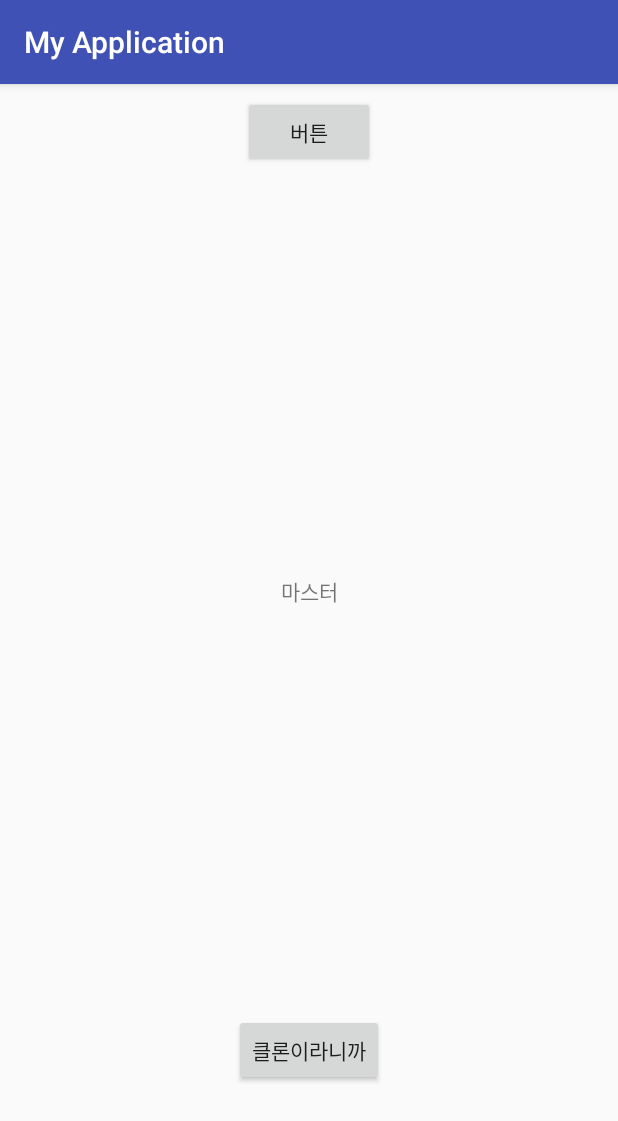
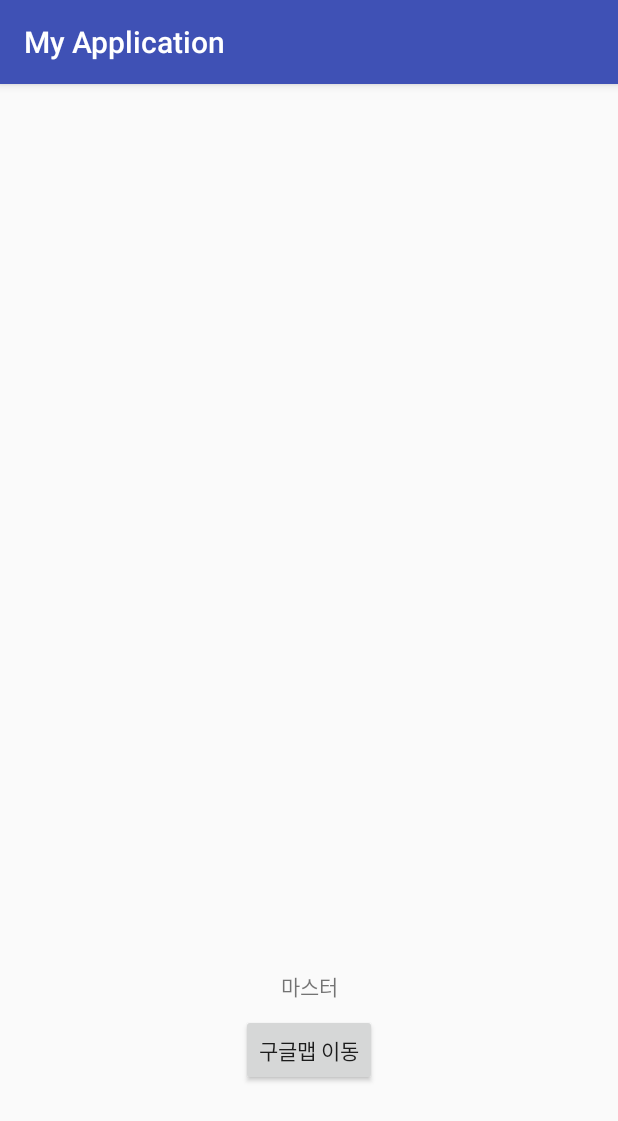
Before and after one commit to bishop130/practice, an Android app: the screen it shows after launch (MainActivity), on a phone screen of 412 x 824 dp. Shown: the top 1121 px of the screen. Run offline under Robolectric (Android 15) with nearby library versions, the phone set to English and light mode, and no system bars.

Commit message:
구글 지도 작동 확인

```diff
--- a/app/src/main/AndroidManifest.xml
+++ b/app/src/main/AndroidManifest.xml
@@ -9,10 +9,9 @@
         android:roundIcon="@mipmap/ic_launcher_round"
         android:supportsRtl="true"
         android:theme="@style/AppTheme">
-
         <meta-data
             android:name="com.google.android.geo.API_KEY"
-            android:value="AIzaSyCPVeX6g7uWKodB7G5bI9-iQKdhCi0y7UY"/>
+            android:value="AIzaSyCPVeX6g7uWKodB7G5bI9-iQKdhCi0y7UY" />
 
         <activity android:name=".MainActivity">
             <intent-filter>
@@ -21,6 +20,7 @@
                 <category android:name="android.intent.category.LAUNCHER" />
             </intent-filter>
         </activity>
+        <activity android:name=".GoogleMapActivity"></activity>
     </application>
 
 </manifest>
--- a/app/src/main/java/com/example/lj/myapplication/MainActivity.java
+++ b/app/src/main/java/com/example/lj/myapplication/MainActivity.java
@@ -1,13 +1,28 @@
 package com.example.lj.myapplication;
 
+import android.content.Intent;
+import android.os.Bundle;
 import android.support.v7.app.AppCompatActivity;
-import android.os.Bundle;
+import android.view.View;
+import android.widget.Button;
 
 public class MainActivity extends AppCompatActivity {
+
+
 
     @Override
     protected void onCreate(Bundle savedInstanceState) {
         super.onCreate(savedInstanceState);
         setContentView(R.layout.activity_main);
+
+        Button button = (Button)findViewById(R.id.btnGoogleMap);
+
+        button.setOnClickListener(new View.OnClickListener() {
+            @Override
+            public void onClick(View view) {
+                Intent intent = new Intent(MainActivity.this,GoogleMapActivity.class);
+                startActivity(intent);
+            }
+        });
     }
 }
--- a/app/src/main/res/layout/activity_main.xml
+++ b/app/src/main/res/layout/activity_main.xml
@@ -13,33 +13,19 @@
         android:layout_height="wrap_content"
 
         android:layout_marginBottom="8dp"
-        android:layout_marginTop="8dp"
         android:text="마스터"
-        app:layout_constraintBottom_toTopOf="@+id/button2"
+        app:layout_constraintBottom_toTopOf="@+id/btnGoogleMap"
         app:layout_constraintLeft_toLeftOf="parent"
-        app:layout_constraintRight_toRightOf="parent"
-        app:layout_constraintTop_toBottomOf="@+id/button" />
+        app:layout_constraintRight_toRightOf="parent" />
 
     <Button
-        android:id="@+id/button"
-        android:layout_width="wrap_content"
-        android:layout_height="wrap_content"
-        android:layout_marginEnd="8dp"
-        android:layout_marginStart="8dp"
-        android:layout_marginTop="8dp"
-        android:text="버튼"
-        app:layout_constraintEnd_toEndOf="parent"
-        app:layout_constraintStart_toStartOf="parent"
-        app:layout_constraintTop_toTopOf="parent" />
-
-    <Button
-        android:id="@+id/button2"
+        android:id="@+id/btnGoogleMap"
         android:layout_width="wrap_content"
         android:layout_height="wrap_content"
         android:layout_marginBottom="100dp"
         android:layout_marginEnd="8dp"
         android:layout_marginStart="8dp"
-        android:text="클론이라니까"
+        android:text="구글맵 이동"
         app:layout_constraintBottom_toBottomOf="parent"
         app:layout_constraintEnd_toEndOf="parent"
         app:layout_constraintStart_toStartOf="parent" />
```
Also changed, not shown: app/src/main/java/com/example/lj/myapplication/GoogleMapActivity.java (added, +43 -0 lines), app/src/main/res/layout/activity_google_map.xml (added, +15 -0 lines).
